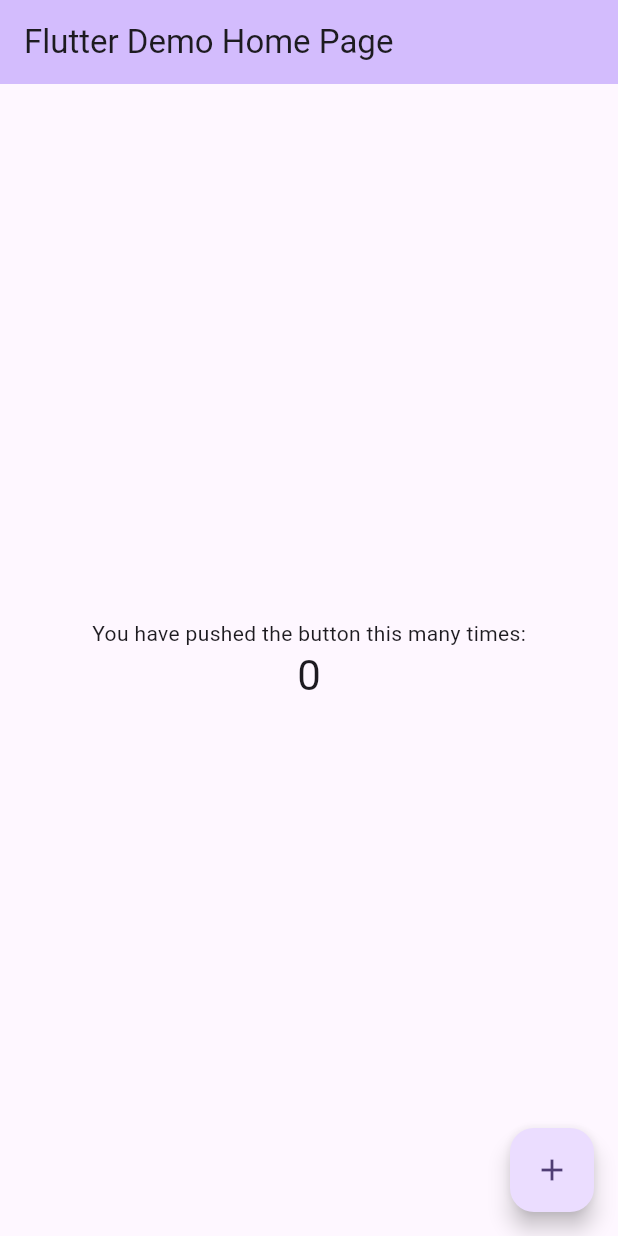
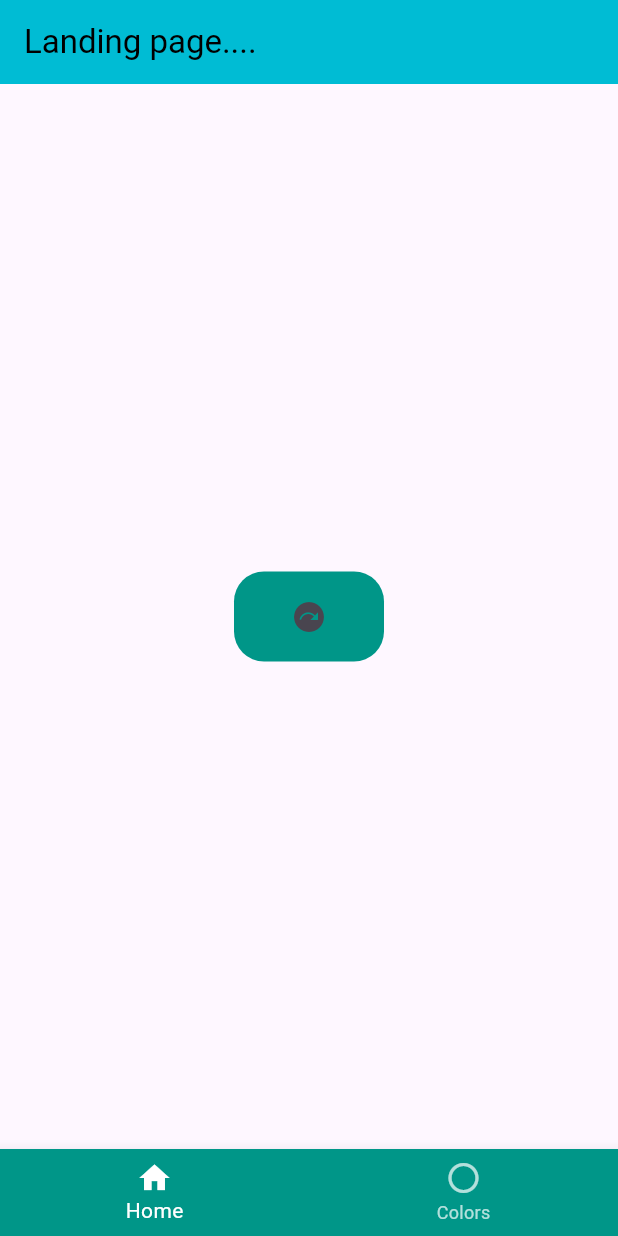
Before and after one commit to Harish1604/flutter_prac, a Flutter app: the screen it shows after launch, on a phone screen of 412 x 824 dp. Run offline on Flutter 3.47's test engine with Material 3 defaults, Android fonts, the phone set to English and light mode, and no system bars.

Commit message:
practise mad

```diff
--- a/lib/main.dart
+++ b/lib/main.dart
@@ -1,122 +1,19 @@
+import 'dart:math';
+
 import 'package:flutter/material.dart';
+import 'package:flutter_application_1/pages/page1.dart';
 
 void main() {
-  runApp(const MyApp());
+  runApp(myApp());
 }
 
-class MyApp extends StatelessWidget {
-  const MyApp({super.key});
-
-  // This widget is the root of your application.
+class myApp extends StatelessWidget {
   @override
   Widget build(BuildContext context) {
-    return MaterialApp(
-      title: 'Flutter Demo',
-      theme: ThemeData(
-        // This is the theme of your application.
-        //
-        // TRY THIS: Try running your application with "flutter run". You'll see
-        // the application has a purple toolbar. Then, without quitting the app,
-        // try changing the seedColor in the colorScheme below to Colors.green
-        // and then invoke "hot reload" (save your changes or press the "hot
-        // reload" button in a Flutter-supported IDE, or press "r" if you used
-        // the command line to start the app).
-        //
-        // Notice that the counter didn't reset back to zero; the application
-        // state is not lost during the reload. To reset the state, use hot
-        // restart instead.
-        //
-        // This works for code too, not just values: Most code changes can be
-        // tested with just a hot reload.
-        colorScheme: ColorScheme.fromSeed(seedColor: Colors.deepPurple),
-      ),
-      home: const MyHomePage(title: 'Flutter Demo Home Page'),
-    );
+    // TODO: implement build
+    return (MaterialApp(
+      debugShowCheckedModeBanner: false,
+
+      home: landingPage()));
   }
 }
-
-class MyHomePage extends StatefulWidget {
-  const MyHomePage({super.key, required this.title});
-
-  // This widget is the home page of your application. It is stateful, meaning
-  // that it has a State object (defined below) that contains fields that affect
-  // how it looks.
-
-  // This class is the configuration for the state. It holds the values (in this
-  // case the title) provided by the parent (in this case the App widget) and
-  // used by the build method of the State. Fields in a Widget subclass are
-  // always marked "final".
-
-  final String title;
-
-  @override
-  State<MyHomePage> createState() => _MyHomePageState();
-}
-
-class _MyHomePageState extends State<MyHomePage> {
-  int _counter = 0;
-
-  void _incrementCounter() {
-    setState(() {
-      // This call to setState tells the Flutter framework that something has
-      // changed in this State, which causes it to rerun the build method below
-      // so that the display can reflect the updated values. If we changed
-      // _counter without calling setState(), then the build method would not be
-      // called again, and so nothing would appear to happen.
-      _counter++;
-    });
-  }
-
-  @override
-  Widget build(BuildContext context) {
-    // This method is rerun every time setState is called, for instance as done
-    // by the _incrementCounter method above.
-    //
-    // The Flutter framework has been optimized to make rerunning build methods
-    // fast, so that you can just rebuild anything that needs updating rather
-    // than having to individually change instances of widgets.
-    return Scaffold(
-      appBar: AppBar(
-        // TRY THIS: Try changing the color here to a specific color (to
-        // Colors.amber, perhaps?) and trigger a hot reload to see the AppBar
-        // change color while the other colors stay the same.
-        backgroundColor: Theme.of(context).colorScheme.inversePrimary,
-        // Here we take the value from the MyHomePage object that was created by
-        // the App.build method, and use it to set our appbar title.
-        title: Text(widget.title),
-      ),
-      body: Center(
-        // Center is a layout widget. It takes a single child and positions it
-        // in the middle of the parent.
-        child: Column(
-          // Column is also a layout widget. It takes a list of children and
-          // arranges them vertically. By default, it sizes itself to fit its
-          // children horizontally, and tries to be as tall as its parent.
-          //
-          // Column has various properties to control how it sizes itself and
-          // how it positions its children. Here we use mainAxisAlignment to
-          // center the children vertically; the main axis here is the vertical
-          // axis because Columns are vertical (the cross axis would be
-          // horizontal).
-          //
-          // TRY THIS: Invoke "debug painting" (choose the "Toggle Debug Paint"
-          // action in the IDE, or press "p" in the console), to see the
-          // wireframe for each widget.
-          mainAxisAlignment: MainAxisAlignment.center,
-          children: <Widget>[
-            const Text('You have pushed the button this many times:'),
-            Text(
-              '$_counter',
-              style: Theme.of(context).textTheme.headlineMedium,
-            ),
-          ],
-        ),
-      ),
-      floatingActionButton: FloatingActionButton(
-        onPressed: _incrementCounter,
-        tooltip: 'Increment',
-        child: const Icon(Icons.add),
-      ), // This trailing comma makes auto-formatting nicer for build methods.
-    );
-  }
-}
--- /dev/null
+++ b/lib/pages/page1.dart
@@ -0,0 +1,72 @@
+import 'package:flutter/material.dart';
+import 'package:flutter_application_1/pages/page2.dart';
+
+class landingPage extends StatefulWidget {
+  @override
+  _landingPage createState() => _landingPage();
+}
+
+class _landingPage extends State<landingPage> {
+  int selctedIndex = 0;
+  @override
+  Widget build(BuildContext context) {
+    return Scaffold(
+      appBar: AppBar(
+        title: Text("Landing page....", style: TextStyle(color: Colors.black)),
+        backgroundColor: Colors.cyan,
+      ),
+
+      body: Center(
+        child: Container(
+          width: 100,
+          height: 60,
+          decoration: BoxDecoration(
+            borderRadius: BorderRadius.circular(20),
+            color: Colors.teal,
+          ),
+          child: IconButton(
+            onPressed:
+                () => {
+                  Navigator.push(
+                    context,
+                    MaterialPageRoute(builder: (context) => ColorApp()),
+                  ),
+                },
+            icon: Icon(Icons.next_plan),
+          ),
+        ),
+      ),
+
+      bottomNavigationBar: BottomNavigationBar(
+        backgroundColor: Colors.teal,
+        selectedItemColor: Colors.white,
+        unselectedItemColor: Colors.white70,
+        currentIndex: selctedIndex,
+
+        onTap: (index) {
+          setState(() {
+            selctedIndex = index;
+          });
+
+          if (index == 1) {
+            Navigator.push(
+              context,
+              MaterialPageRoute(builder: (context) => ColorApp()),
+            );
+          }
+        },
+
+        items: [
+                    BottomNavigationBarItem(
+            label: "Home",
+            icon: Icon(Icons.home),
+          ),
+
+
+          BottomNavigationBarItem(label: "Colors" ,icon : Icon(Icons.panorama_fish_eye_outlined)),
+
+        ],
+      ),
+    );
+  }
+}
```
Also changed, not shown: lib/pages/page2.dart (added, +87 -0 lines).
